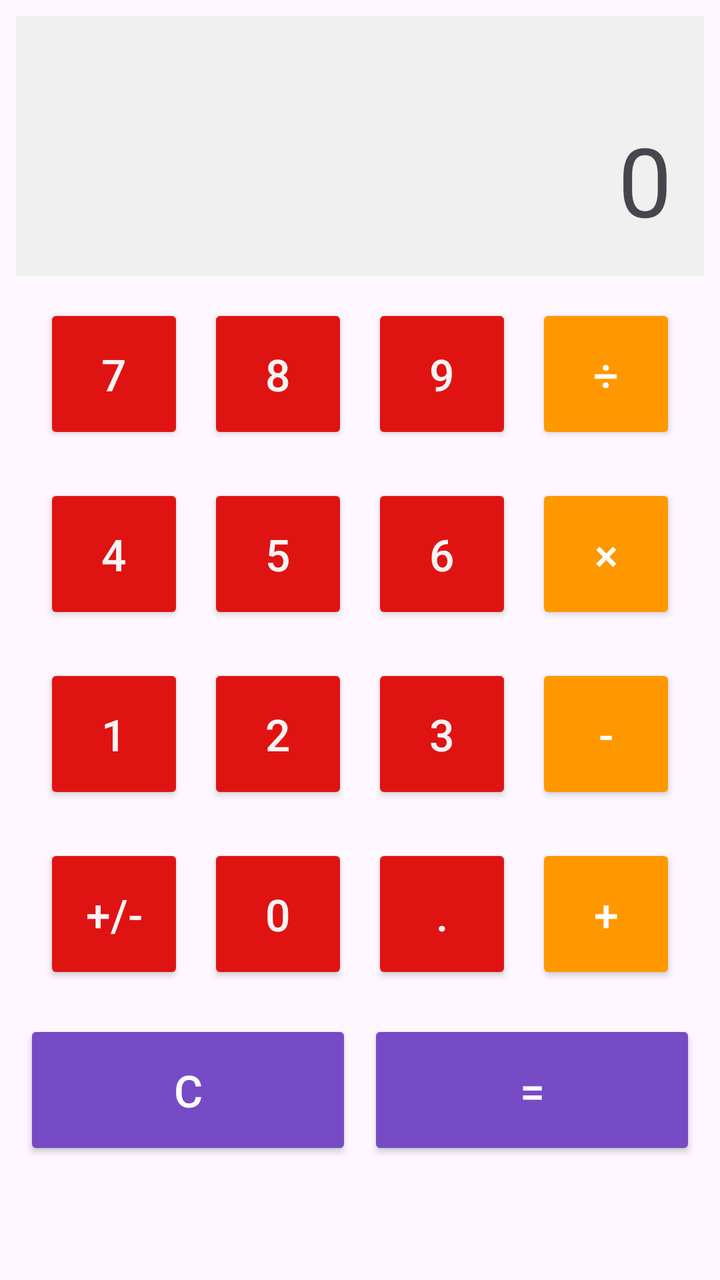
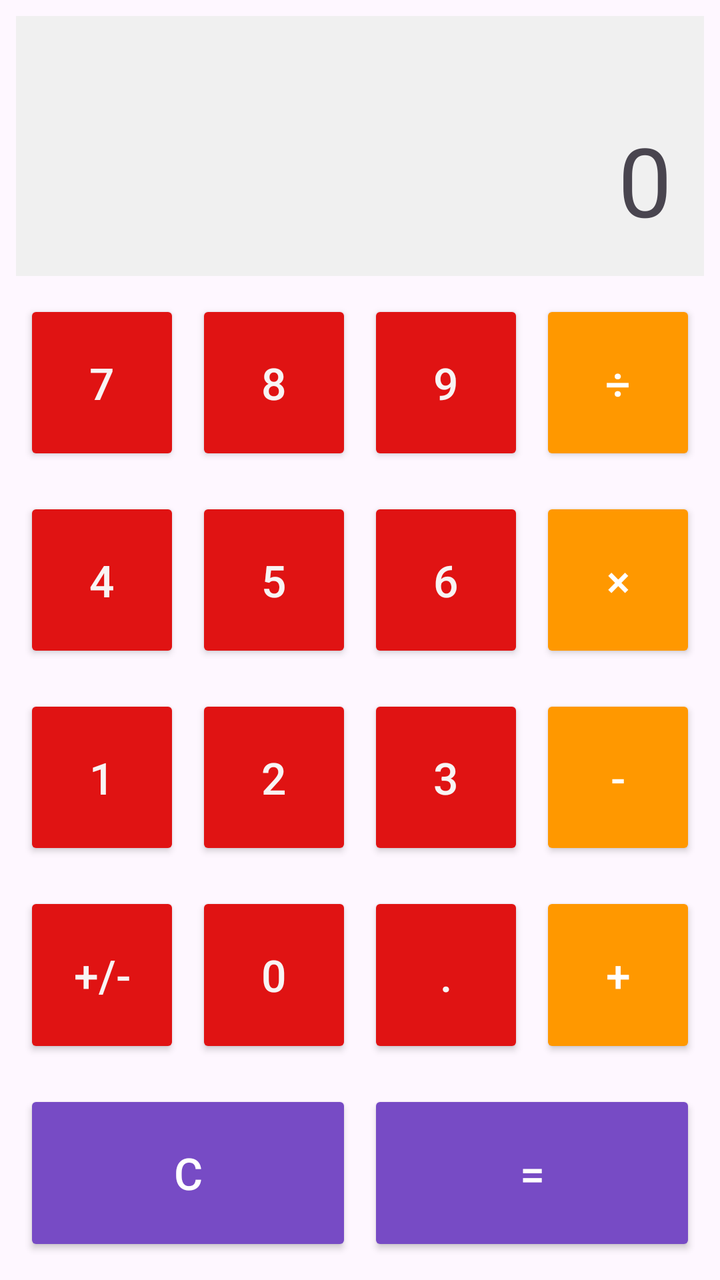

Screens rendered from an Android XML layout before and after an edit, with the pre-edit source and the edit as a unified diff.
<!-- AndroidManifest.xml: application theme Theme.Demo_Calculadora -->
<!-- res/layout/fragment_calculadora.xml -->
<?xml version="1.0" encoding="utf-8"?>
<LinearLayout xmlns:android="http://schemas.android.com/apk/res/android"
    android:layout_width="match_parent"
    android:layout_height="wrap_content"
    android:orientation="vertical"
    android:padding="8dp">

    
    <LinearLayout
        android:layout_width="match_parent"
        android:layout_height="130dp"
        android:background="#F0F0F0"
        android:orientation="vertical"
        android:padding="16dp">

        <TextView
            android:id="@+id/expr_display"
            android:layout_width="match_parent"
            android:layout_height="wrap_content"
            android:gravity="end|top"
            android:text=""
            android:textSize="18sp"
            android:textColor="#888888"
            android:maxLines="1"
            android:ellipsize="start" />

        <TextView
            android:id="@+id/resu_display"
            android:layout_width="match_parent"
            android:layout_height="0dp"
            android:layout_weight="1"
            android:gravity="end|bottom"
            android:text="0"
            android:textSize="48sp"
            android:maxLines="1"
            android:ellipsize="start"
            android:autoSizeTextType="uniform"
            android:autoSizeMinTextSize="16sp"
            android:autoSizeMaxTextSize="48sp"/>
    </LinearLayout>

    

    <LinearLayout
        android:layout_width="match_parent"
        android:layout_height="wrap_content"
        android:orientation="horizontal"
        android:gravity="center"
        android:layout_marginTop="8dp">
        <Button android:id="@+id/btn_7" style="@style/BtnNumero" android:text="7"/>
        <Button android:id="@+id/btn_8" style="@style/BtnNumero" android:text="8"/>
        <Button android:id="@+id/btn_9" style="@style/BtnNumero" android:text="9"/>
        <Button android:id="@+id/btn_div" style="@style/BtnOperador" android:text="÷"/>
    </LinearLayout>

    
    <LinearLayout
        android:layout_width="match_parent"
        android:layout_height="wrap_content"
        android:orientation="horizontal"
        android:gravity="center"
        android:layout_marginTop="8dp">
        <Button android:id="@+id/btn_4" style="@style/BtnNumero" android:text="4"/>
        <Button android:id="@+id/btn_5" style="@style/BtnNumero" android:text="5"/>
        <Button android:id="@+id/btn_6" style="@style/BtnNumero" android:text="6"/>
        <Button android:id="@+id/btn_mul" style="@style/BtnOperador" android:text="×"/>
    </LinearLayout>

    
    <LinearLayout
        android:layout_width="match_parent"
        android:layout_height="wrap_content"
        android:orientation="horizontal"
        android:gravity="center"
        android:layout_marginTop="8dp">
        <Button android:id="@+id/btn_1" style="@style/BtnNumero" android:text="1"/>
        <Button android:id="@+id/btn_2" style="@style/BtnNumero" android:text="2"/>
        <Button android:id="@+id/btn_3" style="@style/BtnNumero" android:text="3"/>
        <Button android:id="@+id/btn_res" style="@style/BtnOperador" android:text="-"/>
    </LinearLayout>

    
    <LinearLayout
        android:layout_width="match_parent"
        android:layout_height="wrap_content"
        android:orientation="horizontal"
        android:gravity="center"
        android:layout_marginTop="8dp">
        <Button android:id="@+id/btn_negativo" style="@style/BtnNumero" android:text="+/-"/>
        <Button android:id="@+id/btn_0" style="@style/BtnNumero" android:text="0"/>
        <Button android:id="@+id/btn_punto" style="@style/BtnNumero" android:text="."/>
        <Button android:id="@+id/btn_sum" style="@style/BtnOperador" android:text="+"/>
    </LinearLayout>

    
    <LinearLayout
        android:layout_width="match_parent"
        android:layout_height="wrap_content"
        android:orientation="horizontal"
        android:gravity="center"
        android:layout_marginTop="8dp">
        <Button
            android:id="@+id/btn_clear"
            style="@style/BtnEspecial"
            android:text="C"
            android:layout_width="0dp"
            android:layout_weight="1"
            android:layout_margin="4dp"/>
        <Button
            android:id="@+id/btn_igual"
            style="@style/BtnEspecial"
            android:text="="
            android:layout_width="0dp"
            android:layout_weight="1"
            android:layout_margin="4dp"/>
    </LinearLayout>

</LinearLayout>
<!-- resources referenced by this layout -->
<resources>
  <style name="BtnEspecial" parent="BtnNumero">
          <item name="android:backgroundTint">#774BC5</item>
          <item name="android:textColor">#FFFFFF</item>
      </style>
  <style name="BtnNumero">
          <item name="android:layout_width">70dp</item>
          <item name="android:layout_height">70dp</item>
          <item name="android:layout_margin">6dp</item>
          <item name="android:textSize">22sp</item>
          <item name="android:backgroundTint">#E01313</item>
          <item name="android:textColor">#F8F4F4</item>
          <item name="cornerRadius">35dp</item>
      </style>
  <style name="BtnOperador" parent="BtnNumero">
          <item name="android:backgroundTint">#FF9800</item>
          <item name="android:textColor">#FFFFFF</item>
      </style>
  <style name="Theme.Demo_Calculadora" parent="Base.Theme.Demo_Calculadora" />
  <style name="Base.Theme.Demo_Calculadora" parent="Theme.Material3.DayNight.NoActionBar">
          
          
      </style>
</resources>

<!-- the commit's change to res/layout/fragment_calculadora.xml (unified diff, before → after) -->
@@ -1,7 +1,8 @@
 <?xml version="1.0" encoding="utf-8"?>
 <LinearLayout xmlns:android="http://schemas.android.com/apk/res/android"
     android:layout_width="match_parent"
-    android:layout_height="wrap_content"
+    android:layout_height="match_parent"
+    android:fitsSystemWindows="true"
     android:orientation="vertical"
     android:padding="8dp">
 
@@ -43,7 +44,8 @@
 
     <LinearLayout
         android:layout_width="match_parent"
-        android:layout_height="wrap_content"
+        android:layout_height="0dp"
+        android:layout_weight="1"
         android:orientation="horizontal"
         android:gravity="center"
         android:layout_marginTop="8dp">
@@ -56,7 +58,8 @@
     
     <LinearLayout
         android:layout_width="match_parent"
-        android:layout_height="wrap_content"
+        android:layout_height="0dp"
+        android:layout_weight="1"
         android:orientation="horizontal"
         android:gravity="center"
         android:layout_marginTop="8dp">
@@ -69,7 +72,8 @@
     
     <LinearLayout
         android:layout_width="match_parent"
-        android:layout_height="wrap_content"
+        android:layout_height="0dp"
+        android:layout_weight="1"
         android:orientation="horizontal"
         android:gravity="center"
         android:layout_marginTop="8dp">
@@ -82,7 +86,8 @@
     
     <LinearLayout
         android:layout_width="match_parent"
-        android:layout_height="wrap_content"
+        android:layout_height="0dp"
+        android:layout_weight="1"
         android:orientation="horizontal"
         android:gravity="center"
         android:layout_marginTop="8dp">
@@ -95,7 +100,8 @@
     
     <LinearLayout
         android:layout_width="match_parent"
-        android:layout_height="wrap_content"
+        android:layout_height="0dp"
+        android:layout_weight="1"
         android:orientation="horizontal"
         android:gravity="center"
         android:layout_marginTop="8dp">
<!-- resource entries referenced after the edit -->
@@ -5,9 +5,10 @@
           <item name="android:textColor">#FFFFFF</item>
       </style>
   <style name="BtnNumero">
-          <item name="android:layout_width">70dp</item>
-          <item name="android:layout_height">70dp</item>
-          <item name="android:layout_margin">6dp</item>
+          <item name="android:layout_width">0dp</item>
+          <item name="android:layout_height">match_parent</item>
+          <item name="android:layout_weight">1</item>
+          <item name="android:layout_margin">4dp</item>
           <item name="android:textSize">22sp</item>
           <item name="android:backgroundTint">#E01313</item>
           <item name="android:textColor">#F8F4F4</item>
